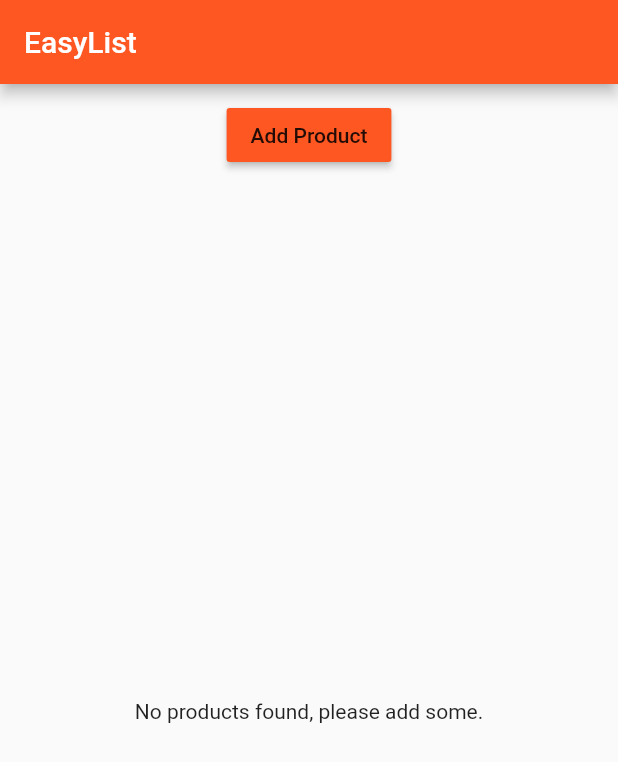
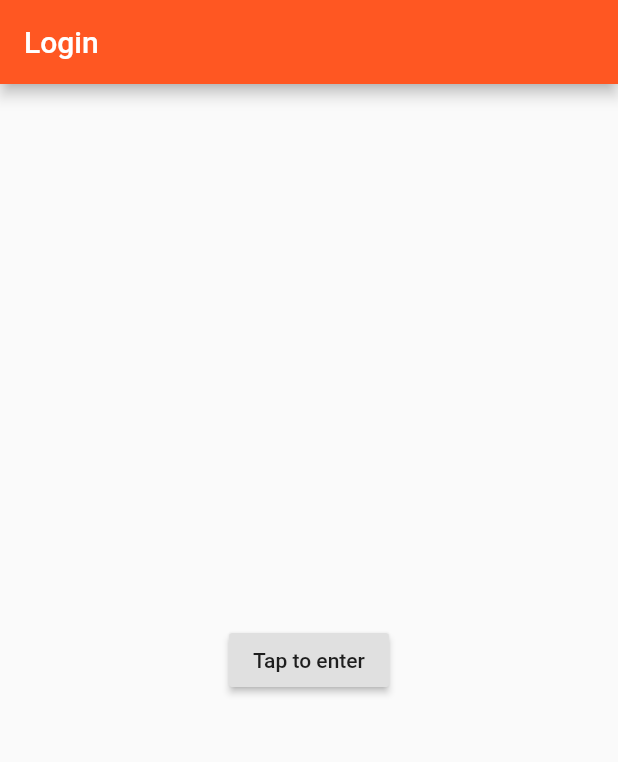
Before and after one commit to arya-aag/rawr, a Flutter app: the screen it shows after launch, on a phone screen of 412 x 824 dp. Shown: the top 762 px of the screen. Run offline on Flutter 3.47's test engine with Material 2 defaults, Android fonts, the phone set to English and light mode, and no system bars.

Commit message:
pushing without back

```diff
--- a/rawr/lib/main.dart
+++ b/rawr/lib/main.dart
@@ -1,7 +1,7 @@
 import 'package:flutter/material.dart';
 // import 'package:flutter/rendering.dart';
 
-import 'pages/home.dart';
+import 'pages/auth.dart';
 
 void main() {
   // debugPaintSizeEnabled = true;
@@ -19,7 +19,7 @@ class MyApp extends StatelessWidget {
           brightness: Brightness.light,
           primarySwatch: Colors.deepOrange,
           accentColor: Colors.deepPurple),
-      home: HomePage(),
+      home: AuthPage(),
     );
   }
 }
--- /dev/null
+++ b/rawr/lib/pages/auth.dart
@@ -0,0 +1,25 @@
+import 'package:flutter/material.dart';
+
+import './products.dart';
+
+class AuthPage extends StatelessWidget {
+  @override
+  Widget build(BuildContext context) {
+    return Scaffold(
+      appBar: AppBar(
+        title: Text('Login'),
+      ),
+      body: Center(
+        child: RaisedButton(
+          onPressed: () {
+            Navigator.pushReplacement(
+              context,
+              MaterialPageRoute(builder: (context) => ProductsPage()),
+            );
+          },
+          child: Text('Tap to enter'),
+        ),
+      ),
+    );
+  }
+}
--- a/rawr/lib/pages/home.dart
+++ b/rawr/lib/pages/products.dart
@@ -2,7 +2,7 @@ import 'package:flutter/material.dart';
 
 import '../product_manager.dart';
 
-class HomePage extends StatelessWidget {
+class ProductsPage extends StatelessWidget {
   Widget build(BuildContext context) {
     return Scaffold(
       appBar: AppBar(
```
